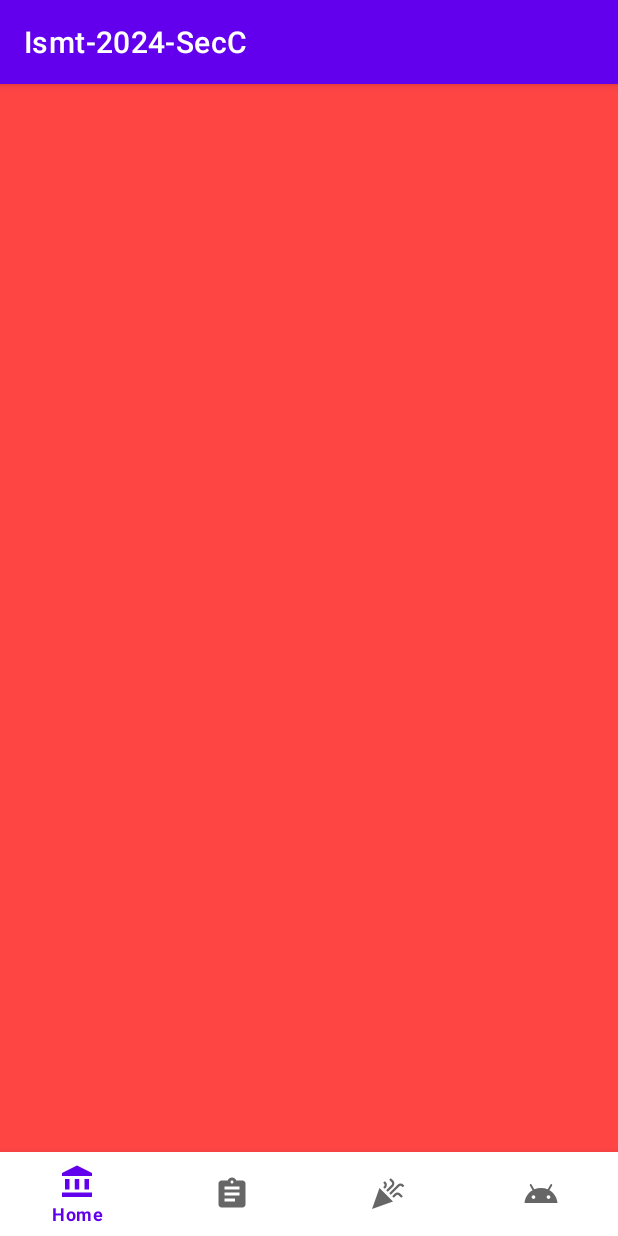
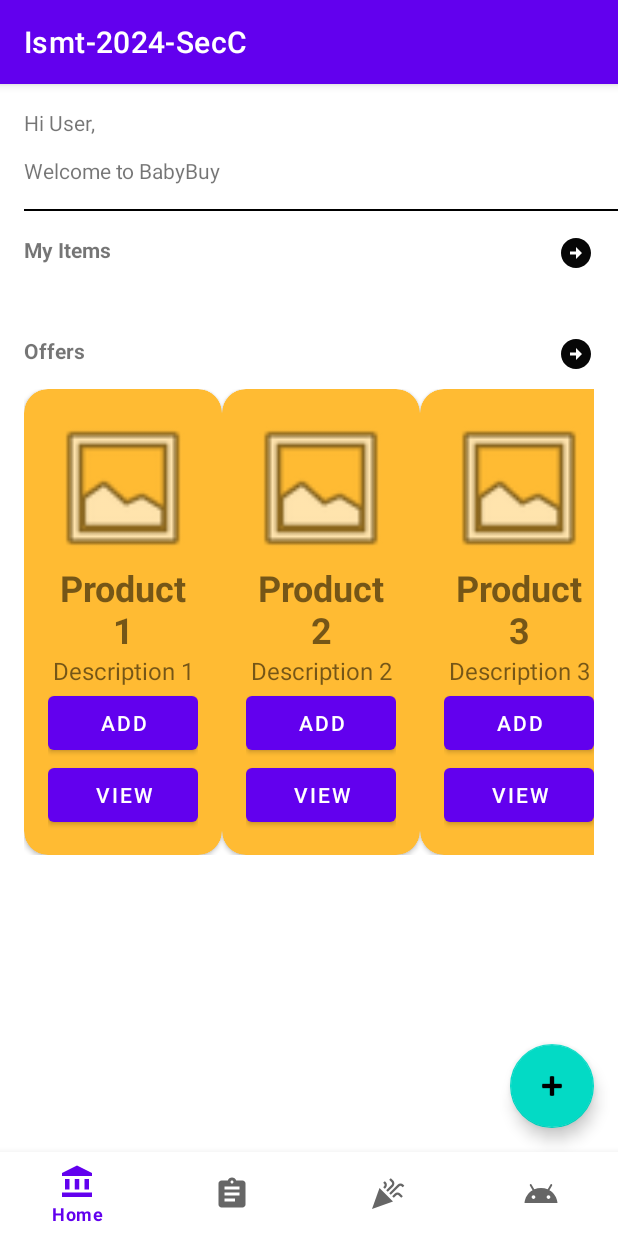
Before and after one commit to rishav-ismt/ISMT-SecC-2024, an Android app: the HomeFragment screen opened directly, with no data from a screen before it, on a phone screen of 412 x 824 dp. Run offline under Robolectric (Android 15) with nearby library versions, the phone set to English and light mode, and no system bars.

Commit message:
Added recyclerview items for HomeFragment

```diff
--- a/app/src/main/java/np/edu/ismt/rishavchudal/ismt_2024_secc/dashboard/HomeFragment.kt
+++ b/app/src/main/java/np/edu/ismt/rishavchudal/ismt_2024_secc/dashboard/HomeFragment.kt
@@ -5,7 +5,11 @@ import androidx.fragment.app.Fragment
 import android.view.LayoutInflater
 import android.view.View
 import android.view.ViewGroup
+import android.widget.LinearLayout
+import androidx.recyclerview.widget.LinearLayoutManager
+import androidx.recyclerview.widget.RecyclerView
 import np.edu.ismt.rishavchudal.ismt_2024_secc.R
+import np.edu.ismt.rishavchudal.ismt_2024_secc.dashboard.adapters.OffersHorizontalAdapter
 import np.edu.ismt.rishavchudal.ismt_2024_secc.databinding.FragmentHomeBinding
 
 
@@ -32,7 +36,31 @@ class HomeFragment : Fragment() {
             false
         )
         //Views initialization
+        setUpOffersRecyclerView()
         return binding.root
     }
 
+    private fun setUpOffersRecyclerView() {
+        val adapter = OffersHorizontalAdapter(generateOffers())
+        binding.rvOffers.layoutManager = LinearLayoutManager(
+            requireActivity(),
+            RecyclerView.HORIZONTAL,
+            false
+        )
+        binding.rvOffers.adapter = adapter
+    }
+
+    private fun generateOffers(): List<Product> {
+        val products = mutableListOf<Product>()
+        for(i in 1..20) {
+            val product = Product(
+                name = "Product ".plus(i),
+                price = (100 * i).toString(),
+                description = "Description ".plus(i)
+            )
+            products.add(product)
+        }
+        return products
+    }
+
 }
--- /dev/null
+++ b/app/src/main/java/np/edu/ismt/rishavchudal/ismt_2024_secc/dashboard/Product.kt
@@ -0,0 +1,13 @@
+package np.edu.ismt.rishavchudal.ismt_2024_secc.dashboard
+
+data class Product(
+    var name: String,
+    var price: String,
+    var description: String,
+    var image: String? = null,
+    var category: String? = null,
+    var storeLocationLat: String? = null,
+    var storeLocationLng: String? = null,
+    var markAsPurchased: Boolean? = false,
+    var quantity: String? = null
+)
--- /dev/null
+++ b/app/src/main/java/np/edu/ismt/rishavchudal/ismt_2024_secc/dashboard/adapters/OffersHorizontalAdapter.kt
@@ -0,0 +1,48 @@
+package np.edu.ismt.rishavchudal.ismt_2024_secc.dashboard.adapters
+
+import android.view.LayoutInflater
+import android.view.ViewGroup
+import android.widget.Toast
+import androidx.recyclerview.widget.RecyclerView
+import np.edu.ismt.rishavchudal.ismt_2024_secc.dashboard.Product
+import np.edu.ismt.rishavchudal.ismt_2024_secc.databinding.LayoutItemOffersBinding
+
+class OffersHorizontalAdapter(
+    val products: List<Product>
+): RecyclerView.Adapter<OffersHorizontalAdapter.ViewHolder>(){
+
+    class ViewHolder(
+        val binding: LayoutItemOffersBinding
+    ): RecyclerView.ViewHolder(binding.root) {
+
+    }
+
+    override fun onCreateViewHolder(
+        parent: ViewGroup,
+        viewType: Int
+    ): ViewHolder {
+        val layoutInflater = LayoutInflater.from(parent.context)
+        val binding = LayoutItemOffersBinding.inflate(layoutInflater)
+        return ViewHolder(binding)
+    }
+
+    override fun getItemCount(): Int {
+        return products.size
+    }
+
+    override fun onBindViewHolder(
+        holder: ViewHolder,
+        position: Int
+    ) {
+        val product = products[position]
+        holder.binding.tvItemOffersName.text = product.name
+        holder.binding.tvItemOffersDesc.text = product.description
+        holder.binding.mbItemOffersView.setOnClickListener {
+            Toast.makeText(
+                holder.binding.root.context,
+                "Position: " + position,
+                Toast.LENGTH_SHORT
+            ).show()
+        }
+    }
+}
--- /dev/null
+++ b/app/src/main/res/drawable/ic_arrow_circle_right_24.xml
@@ -0,0 +1,5 @@
+<vector xmlns:android="http://schemas.android.com/apk/res/android" android:height="24dp" android:tint="#070707" android:viewportHeight="24" android:viewportWidth="24" android:width="24dp">
+
+    <path android:fillColor="@android:color/white" android:pathData="M22,12c0,-5.52 -4.48,-10 -10,-10S2,6.48 2,12c0,5.52 4.48,10 10,10S22,17.52 22,12zM12,13l-4,0v-2l4,0V8l4,4l-4,4V13z"/>
+
+</vector>
--- a/app/src/main/res/layout/fragment_home.xml
+++ b/app/src/main/res/layout/fragment_home.xml
@@ -1,11 +1,117 @@
 <?xml version="1.0" encoding="utf-8"?>
-<androidx.constraintlayout.widget.ConstraintLayout
-    xmlns:android="http://schemas.android.com/apk/res/android"
+<androidx.constraintlayout.widget.ConstraintLayout xmlns:android="http://schemas.android.com/apk/res/android"
     xmlns:tools="http://schemas.android.com/tools"
     android:layout_width="match_parent"
     android:layout_height="match_parent"
+    xmlns:app="http://schemas.android.com/apk/res-auto"
     tools:context=".dashboard.HomeFragment"
-    android:background="@android:color/holo_red_light">
+    >
+
+    <ScrollView
+        android:layout_width="match_parent"
+        android:layout_height="match_parent">
+
+        <LinearLayout
+            android:layout_width="match_parent"
+            android:layout_height="wrap_content"
+            android:orientation="vertical">
+
+            <TextView
+                android:id="@+id/tv_home_greetings"
+                android:layout_width="match_parent"
+                android:layout_height="wrap_content"
+                android:text="Hi User,\n\nWelcome to BabyBuy"
+                android:padding="16dp"/>
+
+            <View
+                android:layout_width="match_parent"
+                android:layout_height="1dp"
+                android:background="@color/black"
+                android:layout_marginStart="16dp"/>
+
+            <androidx.constraintlayout.widget.ConstraintLayout
+                android:id="@+id/cl_my_items"
+                android:layout_width="match_parent"
+                android:layout_height="wrap_content"
+                android:padding="16dp"
+                android:visibility="visible">
+
+                <TextView
+                    android:id="@+id/tv_label_my_items"
+                    android:layout_width="wrap_content"
+                    android:layout_height="wrap_content"
+                    android:text="My Items"
+                    android:textStyle="bold"
+                    app:layout_constraintTop_toTopOf="parent"
+                    app:layout_constraintStart_toStartOf="parent"/>
+
+                <ImageButton
+                    android:id="@+id/ib_my_items"
+                    android:layout_width="wrap_content"
+                    android:layout_height="wrap_content"
+                    app:layout_constraintEnd_toEndOf="parent"
+                    app:layout_constraintTop_toTopOf="parent"
+                    android:src="@drawable/ic_arrow_circle_right_24"
+                    android:background="@null"/>
+
+                <androidx.recyclerview.widget.RecyclerView
+                    android:id="@+id/rv_my_items"
+                    android:layout_width="match_parent"
+                    android:layout_height="wrap_content"
+                    app:layout_constraintTop_toBottomOf="@id/tv_label_my_items"
+                    android:layout_marginTop="16dp"
+                    android:orientation="horizontal"/>
+
+            </androidx.constraintlayout.widget.ConstraintLayout>
+
+            <androidx.constraintlayout.widget.ConstraintLayout
+                android:id="@+id/cl_offers"
+                android:layout_width="match_parent"
+                android:layout_height="wrap_content"
+                android:padding="16dp">
+
+                <TextView
+                    android:id="@+id/tv_label_offers"
+                    android:layout_width="wrap_content"
+                    android:layout_height="wrap_content"
+                    android:text="Offers"
+                    android:textStyle="bold"
+                    app:layout_constraintTop_toTopOf="parent"
+                    app:layout_constraintStart_toStartOf="parent"/>
+
+                <ImageButton
+                    android:id="@+id/ib_offers"
+                    android:layout_width="wrap_content"
+                    android:layout_height="wrap_content"
+                    app:layout_constraintEnd_toEndOf="parent"
+                    app:layout_constraintTop_toTopOf="parent"
+                    android:src="@drawable/ic_arrow_circle_right_24"
+                    android:background="@null"/>
+
+                <androidx.recyclerview.widget.RecyclerView
+                    android:id="@+id/rv_offers"
+                    android:layout_width="match_parent"
+                    android:layout_height="wrap_content"
+                    app:layout_constraintTop_toBottomOf="@id/tv_label_offers"
+                    android:layout_marginTop="16dp"
+                    android:orientation="horizontal"/>
+
+            </androidx.constraintlayout.widget.ConstraintLayout>
+
+
+        </LinearLayout>
+
+    </ScrollView>
+
+    <com.google.android.material.floatingactionbutton.FloatingActionButton
+        android:id="@+id/fab_add_item"
+        android:layout_width="wrap_content"
+        android:layout_height="wrap_content"
+        app:layout_constraintBottom_toBottomOf="parent"
+        app:layout_constraintEnd_toEndOf="parent"
+        android:layout_marginEnd="16dp"
+        android:layout_marginBottom="16dp"
+        android:src="@android:drawable/ic_input_add"/>
 
 
 </androidx.constraintlayout.widget.ConstraintLayout>
--- /dev/null
+++ b/app/src/main/res/layout/layout_item_offers.xml
@@ -0,0 +1,57 @@
+<?xml version="1.0" encoding="utf-8"?>
+<androidx.cardview.widget.CardView xmlns:android="http://schemas.android.com/apk/res/android"
+    android:layout_width="wrap_content"
+    android:layout_height="wrap_content"
+    xmlns:tools="http://schemas.android.com/tools"
+    xmlns:app="http://schemas.android.com/apk/res-auto"
+    app:cardCornerRadius="16dp"
+    android:layout_marginStart="16dp"
+    android:layout_marginEnd="16dp"
+    android:backgroundTint="@android:color/holo_orange_light">
+    <LinearLayout
+        android:layout_width="wrap_content"
+        android:layout_height="wrap_content"
+        android:orientation="vertical"
+        android:layout_margin="16dp">
+
+        <ImageView
+            android:id="@+id/iv_item_offers"
+            android:layout_width="100dp"
+            android:layout_height="100dp"
+            android:src="@android:drawable/ic_menu_gallery"
+            />
+
+        <TextView
+            android:id="@+id/tv_item_offers_name"
+            android:layout_width="100dp"
+            android:layout_height="wrap_content"
+            tools:text="Item 1"
+            android:gravity="center"
+            android:textStyle="bold"
+            android:textSize="24sp"
+            />
+
+        <TextView
+            android:id="@+id/tv_item_offers_desc"
+            android:layout_width="100dp"
+            android:layout_height="wrap_content"
+            android:gravity="center"
+            android:textSize="16sp"
+            tools:text="Item 1 Description"
+            />
+
+        <com.google.android.material.button.MaterialButton
+            android:id="@+id/mb_item_offers_add"
+            android:layout_width="100dp"
+            android:layout_height="wrap_content"
+            android:text="Add"/>
+
+        <com.google.android.material.button.MaterialButton
+            android:id="@+id/mb_item_offers_view"
+            android:layout_width="100dp"
+            android:layout_height="wrap_content"
+            android:text="View"/>
+
+    </LinearLayout>
+
+</androidx.cardview.widget.CardView>
```
